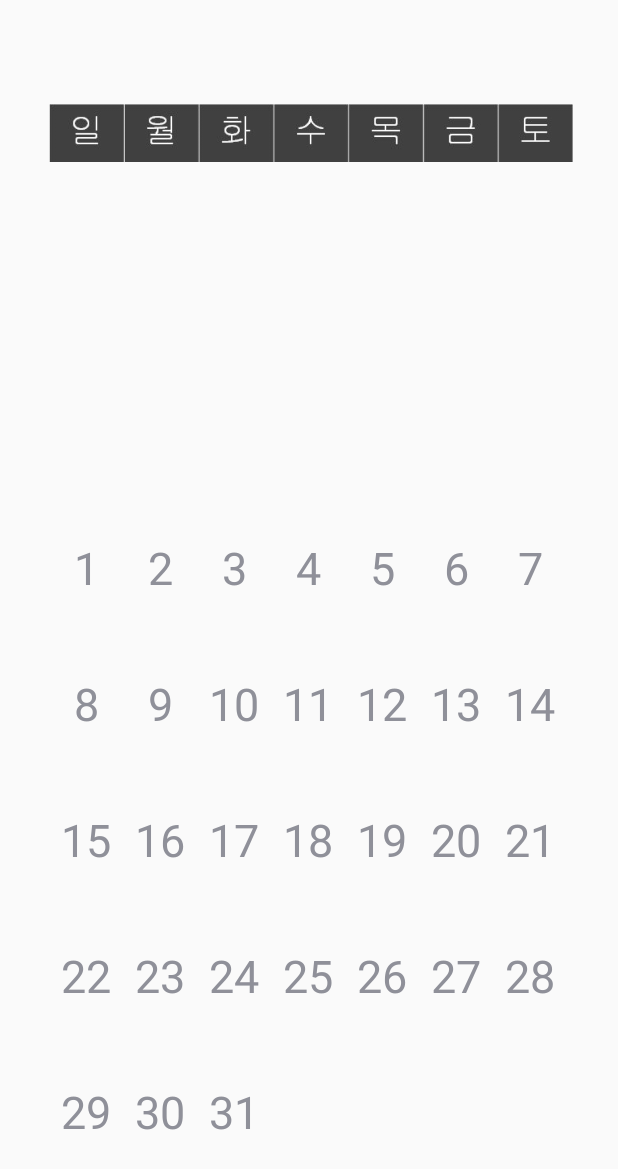
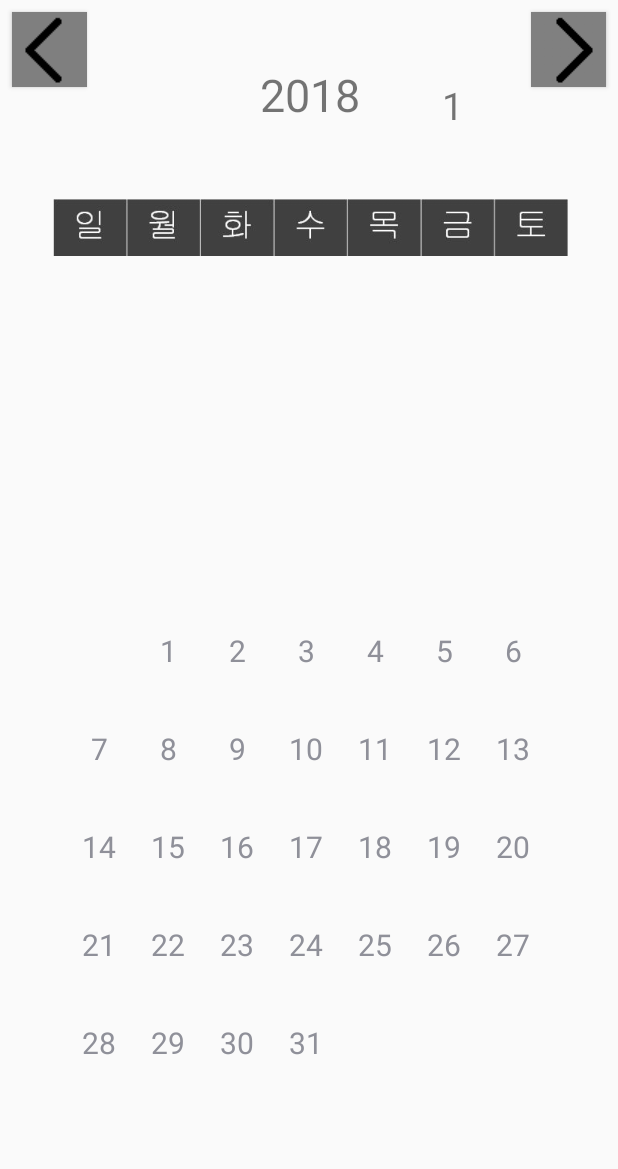
Before and after one commit to SchedulerProject/SchedulerProject, an Android app: the screen it shows after launch (MainActivity), on a phone screen of 412 x 824 dp. Shown: the top 1169 px of the screen. Run offline under Robolectric (Android 15) with nearby library versions, the phone set to English and light mode, and no system bars.

Commit message:
add NextMonth,PreviousMonth

```diff
--- a/app/src/main/java/com/scheduler/CalItem.java
+++ b/app/src/main/java/com/scheduler/CalItem.java
@@ -5,7 +5,7 @@ package com.scheduler;
  */
 
 public class CalItem {
-    int memo;
+    String memo;
     int year;
     int month;
     int day;
@@ -15,11 +15,11 @@ public class CalItem {
         this.day = day;
     }
 
-    public int getMemo() {
+    public String getMemo() {
         return memo;
     }
 
-    public void setMemo(int memo) {
+    public void setMemo(String memo) {
         this.memo = memo;
     }
 
--- a/app/src/main/java/com/scheduler/MainActivity.java
+++ b/app/src/main/java/com/scheduler/MainActivity.java
@@ -2,22 +2,52 @@ package com.scheduler;
 
 import android.support.v7.app.AppCompatActivity;
 import android.os.Bundle;
+import android.util.Log;
+import android.view.View;
+import android.widget.Button;
 import android.widget.GridLayout;
 import android.widget.GridView;
+import android.widget.TextView;
 
 public class MainActivity extends AppCompatActivity {
-
+    Button next;
+    Button previous;
     @Override
     protected void onCreate(Bundle savedInstanceState) {
         super.onCreate(savedInstanceState);
         setContentView(R.layout.activity_main);
 
         //gridView
-        GridView gridView = (GridView) findViewById(R.id.gridView);
+        final GridView gridView = (GridView) findViewById(R.id.gridView);
         gridView.setNumColumns(7);
-        MainCalendar calendar = new MainCalendar(getApplicationContext());
-        for(int i=1;i<=31;i++)
-            calendar.mAdapter.addItem(new CalItem(i));
+        final MainCalendar calendar = new MainCalendar(getApplicationContext());
+
+        ((TextView) findViewById(R.id.Year_tv)).setText(String.valueOf(calendar.cyear));
+        ((TextView) findViewById(R.id.Month_tv)).setText(String.valueOf(calendar.cmonth));
+
         gridView.setAdapter(calendar.mAdapter);
+
+        next = (Button) findViewById(R.id.NextMonthButton);
+        next.setOnClickListener(new View.OnClickListener() {
+            @Override
+            public void onClick(View view) {
+                calendar.NextMonth();
+                Log.d("log","NextButton Clicked");
+                calendar.UpdateData();
+                ((TextView) findViewById(R.id.Year_tv)).setText(String.valueOf(calendar.cyear));
+                ((TextView) findViewById(R.id.Month_tv)).setText(String.valueOf(calendar.cmonth));
+            }
+        });
+        previous = (Button) findViewById(R.id.PreviousMonthButton);
+        previous.setOnClickListener(new View.OnClickListener() {
+            @Override
+            public void onClick(View view) {
+                calendar.PreviousMonth();
+                Log.d("log","PreviousButton Clicked");
+                calendar.UpdateData();
+                ((TextView) findViewById(R.id.Year_tv)).setText(String.valueOf(calendar.cyear));
+                ((TextView) findViewById(R.id.Month_tv)).setText(String.valueOf(calendar.cmonth));
+            }
+        });
     }
 }
--- a/app/src/main/java/com/scheduler/MainCalendar.java
+++ b/app/src/main/java/com/scheduler/MainCalendar.java
@@ -3,6 +3,7 @@ package com.scheduler;
 import android.content.Context;
 import android.support.annotation.Nullable;
 import android.util.AttributeSet;
+import android.util.Log;
 import android.view.LayoutInflater;
 import android.view.View;
 import android.view.ViewGroup;
@@ -10,7 +11,11 @@ import android.widget.BaseAdapter;
 import android.widget.LinearLayout;
 import android.widget.TextView;
 
+import java.text.ParseException;
+import java.text.SimpleDateFormat;
 import java.util.ArrayList;
+import java.util.Calendar;
+import java.util.Date;
 import java.util.zip.Inflater;
 
 /**
@@ -19,17 +24,38 @@ import java.util.zip.Inflater;
 
 public class MainCalendar {
     private Context mContext;
+    public static CalAdapter mAdapter;
 
-
-    public CalAdapter mAdapter;
+    int cyear;
+    int cmonth;
+    int cday;
+    int chour;
+    Date cdate;
 
     public MainCalendar(Context context){
         mContext = context;
         mAdapter = new CalAdapter();
+
+        long now = System.currentTimeMillis();
+        cdate = new Date(now);
+
+        SimpleDateFormat sdf_y = new SimpleDateFormat("yyyy");
+        cyear = Integer.valueOf(sdf_y.format(cdate));
+
+        SimpleDateFormat sdf_m = new SimpleDateFormat("MM");
+        cmonth = Integer.valueOf(sdf_m.format(cdate));
+
+        SimpleDateFormat sdf_d = new SimpleDateFormat("dd");
+        cday = Integer.valueOf(sdf_d.format(cdate));
+
+        SimpleDateFormat sdf_h = new SimpleDateFormat("hh");
+        chour = Integer.valueOf(sdf_h.format(cdate));
+        UpdateData();
     }
 
     class CalItemView extends LinearLayout{
         private TextView CNum_tv;
+        private TextView CMemo_tv;
         public CalItemView(Context context) {
             super(context);
             init(context);
@@ -45,15 +71,22 @@ public class MainCalendar {
             inflater.inflate(R.layout.activity_dateinfo,this,true);
 
             CNum_tv = (TextView) findViewById(R.id.DateNum);
+            CMemo_tv = (TextView) findViewById(R.id.Memo);
         }
 
         public void setCNum(int cnum){
             CNum_tv.setText(String.valueOf(cnum));
         }
+        public void setCMemo(String cmemo){
+            CMemo_tv.setText(cmemo);
+        }
     }
 
     class CalAdapter extends BaseAdapter{
         ArrayList<CalItem> items = new ArrayList<CalItem>();
+        public CalAdapter(){
+            clearItems();
+        }
 
         @Override
         public int getCount() {
@@ -73,14 +106,69 @@ public class MainCalendar {
             return i;
         }
 
+        public void setItem(int i,CalItem item) {
+            items.set(i, item);
+        }
+        public void clearItems(){
+            items.clear();
+            for(int i=0;i<42;i++)
+                addItem(new CalItem(0));
+        }
+
         @Override
         public View getView(int i, View view, ViewGroup viewGroup) {
+
             CalItemView itemView = new CalItemView(mContext);
             CalItem item = items.get(i);
+
+            if(item.getDay()!=0)
             itemView.setCNum(item.day);
+            itemView.setCMemo(item.memo);
+
             return itemView;
         }
     }
 
+    public void NextMonth(){
+        cmonth ++;
+        if(cmonth>12){
+            cmonth = 1;
+            cyear++;
+        }
+    }
+    public void PreviousMonth(){
+        cmonth --;
+        if(cmonth<1){
+            cmonth = 12;
+            cyear--;
+        }
+    }
+    public void UpdateData(){
+        String month= String.valueOf(cmonth);
+        Calendar cal = Calendar.getInstance();
+        SimpleDateFormat sdf = new SimpleDateFormat("yyyyMMdd");
+        try {
+            if(cmonth<10){
+                month = "0"+ String.valueOf(cmonth);
+            }
+            Date d1 = sdf.parse(String.valueOf(cyear)+month+"01");
+            Log.d("log",String.valueOf(cyear)+month+"01" );
+            cal.setTime(d1);
+        } catch (ParseException e) {
+            e.printStackTrace();
+        }
+        int dayNum = cal.get(Calendar.DAY_OF_WEEK);
+        Log.d("log","요일 값 : " + dayNum);
+
+        int i = 0;
+
+        mAdapter.clearItems();
+        for(i=0;i<dayNum;i++)
+            mAdapter.setItem(i,new CalItem(0));
+        for(i=1;i<=31;i++)
+            mAdapter.setItem(dayNum+i-2,new CalItem(i));
+
+        mAdapter.notifyDataSetChanged();
+    }
 
 }
--- a/app/src/main/res/layout/activity_dateinfo.xml
+++ b/app/src/main/res/layout/activity_dateinfo.xml
@@ -8,18 +8,17 @@
     <TextView
         android:id="@+id/DateNum"
         android:layout_width="match_parent"
-        android:layout_height="wrap_content"
-        android:layout_weight="0.05"
-        android:text="TextView"
+        android:layout_height="25dp"
+        android:layout_weight="0.10"
         android:textAlignment="center"
-        android:textSize="30sp" />
+        android:textSize="20sp" />
 
     <TextView
         android:id="@+id/Memo"
         android:layout_width="match_parent"
-        android:layout_height="50dp"
+        android:layout_height="40dp"
         android:layout_weight="0.05"
         android:textAlignment="textStart"
-        android:textSize="20sp" />
+        android:textSize="15dp" />
 
 </LinearLayout>
--- a/app/src/main/res/layout/activity_main.xml
+++ b/app/src/main/res/layout/activity_main.xml
@@ -8,24 +8,24 @@
 
     <ImageView
         android:id="@+id/imageView"
-        android:layout_width="349dp"
-        android:layout_height="89dp"
+        android:layout_width="343dp"
+        android:layout_height="86dp"
         android:layout_marginBottom="8dp"
         android:layout_marginLeft="8dp"
         android:layout_marginRight="8dp"
         android:layout_marginTop="8dp"
         app:layout_constraintBottom_toBottomOf="parent"
-        app:layout_constraintHorizontal_bias="0.526"
         app:layout_constraintLeft_toLeftOf="parent"
         app:layout_constraintRight_toRightOf="parent"
         app:layout_constraintTop_toTopOf="parent"
-        app:layout_constraintVertical_bias="0.050000012"
-        app:srcCompat="@drawable/cal_title" />
+        app:layout_constraintVertical_bias="0.139"
+        app:srcCompat="@drawable/cal_title"
+        app:layout_constraintHorizontal_bias="0.52" />
 
     <GridView
         android:id="@+id/gridView"
-        android:layout_width="349dp"
-        android:layout_height="458dp"
+        android:layout_width="325dp"
+        android:layout_height="396dp"
         android:layout_marginBottom="8dp"
         android:layout_marginLeft="8dp"
 
@@ -36,10 +36,76 @@
         android:rowCount="7"
         android:theme="@style/AppTheme"
         app:layout_constraintBottom_toBottomOf="parent"
-        app:layout_constraintHorizontal_bias="0.526"
         app:layout_constraintLeft_toLeftOf="parent"
         app:layout_constraintRight_toRightOf="parent"
 
         app:layout_constraintTop_toTopOf="parent"
-        app:layout_constraintVertical_bias="1.0" />
+        app:layout_constraintVertical_bias="1.0"
+        tools:layout_editor_absoluteY="107dp" />
+
+    <TextView
+        android:id="@+id/Year_tv"
+        android:layout_width="wrap_content"
+        android:layout_height="wrap_content"
+        android:layout_marginBottom="8dp"
+        android:layout_marginLeft="8dp"
+        android:layout_marginRight="8dp"
+        android:layout_marginTop="8dp"
+        android:text="TextView"
+        android:textSize="30sp"
+        app:layout_constraintBottom_toBottomOf="parent"
+        app:layout_constraintHorizontal_bias="0.502"
+        app:layout_constraintLeft_toLeftOf="parent"
+        app:layout_constraintRight_toRightOf="parent"
+        app:layout_constraintTop_toTopOf="parent"
+        app:layout_constraintVertical_bias="0.045" />
+
+    <TextView
+        android:id="@+id/Month_tv"
+        android:layout_width="wrap_content"
+        android:layout_height="wrap_content"
+        android:layout_marginLeft="8dp"
+        android:layout_marginRight="8dp"
+        android:layout_marginTop="8dp"
+        android:text="TextView"
+        android:textSize="25sp"
+        app:layout_constraintHorizontal_bias="0.751"
+        app:layout_constraintLeft_toLeftOf="parent"
+        app:layout_constraintRight_toRightOf="parent"
+        app:layout_constraintTop_toTopOf="parent"
+        app:layout_constraintBottom_toBottomOf="parent"
+        android:layout_marginBottom="8dp"
+        app:layout_constraintVertical_bias="0.058" />
+
+    <Button
+        android:id="@+id/PreviousMonthButton"
+        android:layout_width="50dp"
+        android:layout_height="50dp"
+        android:layout_marginBottom="8dp"
+        android:layout_marginLeft="8dp"
+        android:layout_marginRight="8dp"
+        android:layout_marginTop="8dp"
+        android:background="@drawable/premonth"
+        app:layout_constraintBottom_toBottomOf="parent"
+        app:layout_constraintHorizontal_bias="0.0"
+        app:layout_constraintLeft_toLeftOf="parent"
+        app:layout_constraintRight_toRightOf="parent"
+        app:layout_constraintTop_toTopOf="parent"
+        app:layout_constraintVertical_bias="0.0" />
+
+    <Button
+        android:id="@+id/NextMonthButton"
+        android:layout_width="50dp"
+        android:layout_height="50dp"
+        android:layout_marginBottom="8dp"
+        android:layout_marginLeft="8dp"
+        android:layout_marginRight="8dp"
+        android:layout_marginTop="8dp"
+        android:background="@drawable/nextmonth"
+        app:layout_constraintBottom_toBottomOf="parent"
+        app:layout_constraintHorizontal_bias="1.0"
+        app:layout_constraintLeft_toLeftOf="parent"
+        app:layout_constraintRight_toRightOf="parent"
+        app:layout_constraintTop_toTopOf="parent"
+        app:layout_constraintVertical_bias="0.0" />
 </android.support.constraint.ConstraintLayout>
```
Also changed, not shown: app/src/main/res/drawable/nextmonth.png (added), app/src/main/res/drawable/premonth.png (added).
